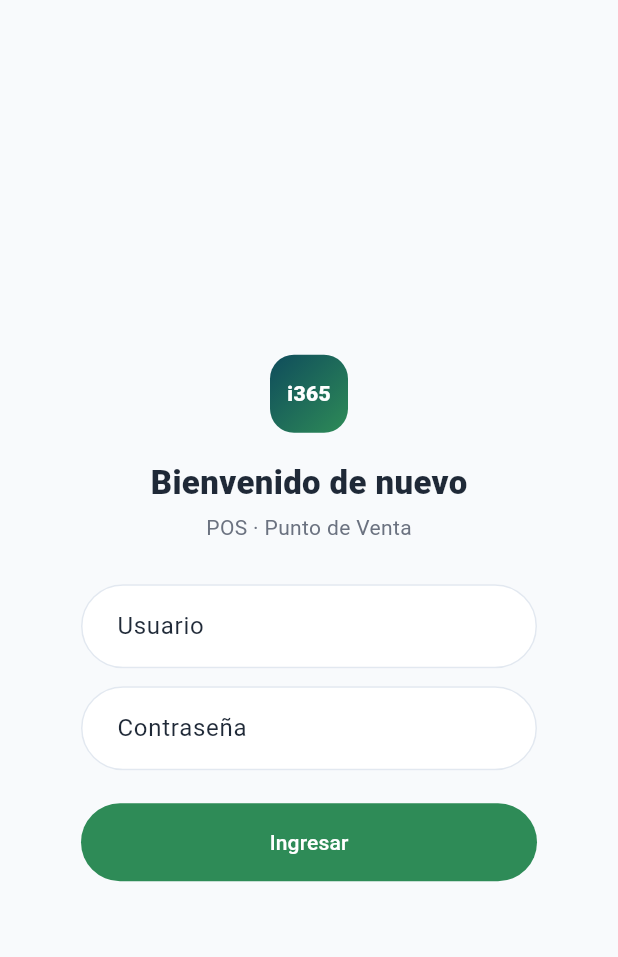
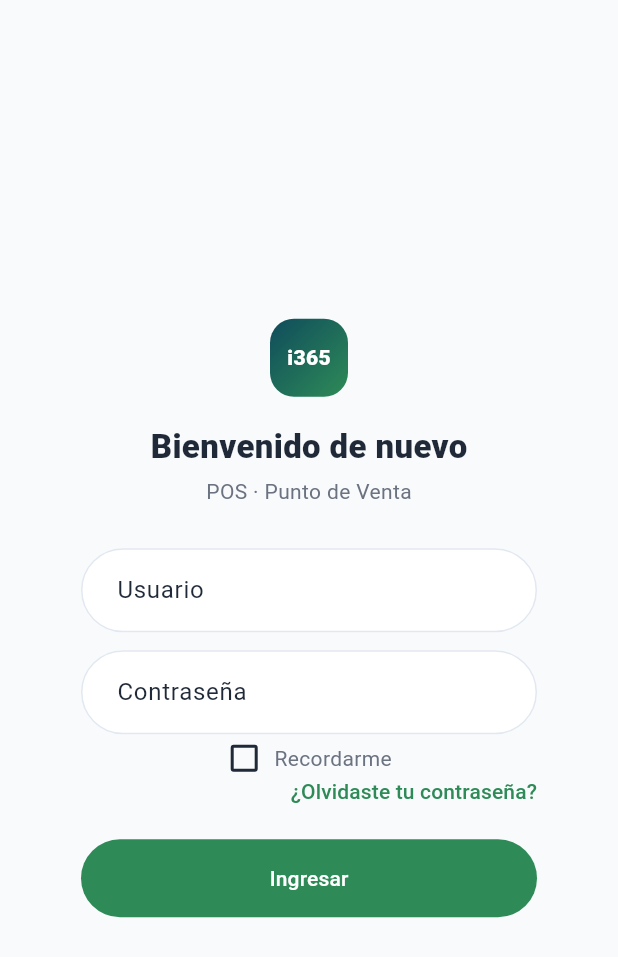
Before and after one commit to EPUAQUE/market-erp, a Flutter app: the screen it shows after launch, on a phone screen of 412 x 824 dp. Shown: the top 957 px of the screen. Run offline on Flutter 3.47's test engine with Material 3 defaults, Android fonts, the phone set to English and light mode, and no system bars; our stand-ins replace connectivity_plus, cookie_jar, decimal, dio, dio_cookie_manager, flutter_riverpod and 4 more; missing offline and left inert: mobile_scanner; accounts and stored records are empty; generated files the repository leaves out were written again.

Commit message:
feat(flutter): agrega recordarme y recuperar contraseña al login
El backoffice ya tenía ambas features (LoginView/ForgotPasswordView/
ResetPasswordView), la app POS solo pedía usuario/contraseña. Recordarme
solo recuerda el usuario (mismo alcance que el backoffice, no la sesión).
Recuperar contraseña reutiliza los mismos endpoints /auth/forgot-password
y /auth/reset-password que ya usaba el backoffice; el token se pega a mano
en vez de leerse de un enlace, ya que la app no tiene deep-linking.

Co-Authored-By: Claude Sonnet 5 <noreply@anthropic.com>

```diff
--- /dev/null
+++ b/market-flutter/lib/features/auth/presentation/auth_pill_decoration.dart
@@ -0,0 +1,27 @@
+import 'package:flutter/material.dart';
+import '../../../core/theme/app_colors.dart';
+
+/// Decoración compartida por las pantallas de auth (login, olvidé/restablecer
+/// contraseña) — mismo campo tipo "pill" en las tres.
+InputDecoration authPillDecoration(BuildContext context, String hint) {
+  final colors = AppColors.of(context);
+  final radius = BorderRadius.circular(999);
+  return InputDecoration(
+    hintText: hint,
+    filled: true,
+    fillColor: colors.surface,
+    contentPadding: const EdgeInsets.symmetric(horizontal: 20, vertical: 16),
+    border: OutlineInputBorder(
+      borderRadius: radius,
+      borderSide: BorderSide(color: colors.border),
+    ),
+    enabledBorder: OutlineInputBorder(
+      borderRadius: radius,
+      borderSide: BorderSide(color: colors.border),
+    ),
+    focusedBorder: OutlineInputBorder(
+      borderRadius: radius,
+      borderSide: BorderSide(color: colors.primary, width: 2),
+    ),
+  );
+}
--- a/market-flutter/lib/features/auth/presentation/login_screen.dart
+++ b/market-flutter/lib/features/auth/presentation/login_screen.dart
@@ -1,8 +1,16 @@
 import 'package:flutter/material.dart';
 import 'package:flutter_riverpod/flutter_riverpod.dart';
+import 'package:go_router/go_router.dart';
+import 'package:shared_preferences/shared_preferences.dart';
 import '../../../core/network/api_exception.dart';
 import '../../../core/theme/app_colors.dart';
 import '../application/auth_notifier.dart';
+import 'auth_pill_decoration.dart';
+
+/// Misma clave lógica que `USUARIO_RECORDADO_KEY` en `LoginView.vue` del
+/// backoffice — solo recuerda el usuario tecleado, nunca la contraseña ni la
+/// sesión (esa persistencia ya la maneja la cookie de refresh, aparte).
+const _usuarioRecordadoKey = 'inven365-usuario-recordado';
 
 class LoginScreen extends ConsumerStatefulWidget {
   const LoginScreen({super.key});
@@ -15,6 +23,24 @@ class _LoginScreenState extends ConsumerState<LoginScreen> {
   final _usernameController = TextEditingController();
   final _passwordController = TextEditingController();
   String? _errorMessage;
+  bool _recordarme = false;
+
+  @override
+  void initState() {
+    super.initState();
+    _cargarUsuarioRecordado();
+  }
+
+  Future<void> _cargarUsuarioRecordado() async {
+    final prefs = await SharedPreferences.getInstance();
+    final recordado = prefs.getString(_usuarioRecordadoKey);
+    if (recordado != null && mounted) {
+      setState(() {
+        _usernameController.text = recordado;
+        _recordarme = true;
+      });
+    }
+  }
 
   @override
   void dispose() {
@@ -39,30 +65,14 @@ class _LoginScreenState extends ConsumerState<LoginScreen> {
           ? 'No se pudo conectar con el servidor. Verifica tu conexión.'
           : 'Usuario o contraseña incorrectos.';
       setState(() => _errorMessage = mensaje);
+      return;
     }
-  }
-
-  InputDecoration _pillDecoration(BuildContext context, String hint) {
-    final colors = AppColors.of(context);
-    final radius = BorderRadius.circular(999);
-    return InputDecoration(
-      hintText: hint,
-      filled: true,
-      fillColor: colors.surface,
-      contentPadding: const EdgeInsets.symmetric(horizontal: 20, vertical: 16),
-      border: OutlineInputBorder(
-        borderRadius: radius,
-        borderSide: BorderSide(color: colors.border),
-      ),
-      enabledBorder: OutlineInputBorder(
-        borderRadius: radius,
-        borderSide: BorderSide(color: colors.border),
-      ),
-      focusedBorder: OutlineInputBorder(
-        borderRadius: radius,
-        borderSide: BorderSide(color: colors.primary, width: 2),
-      ),
-    );
+    final prefs = await SharedPreferences.getInstance();
+    if (_recordarme) {
+      await prefs.setString(_usuarioRecordadoKey, username);
+    } else {
+      await prefs.remove(_usuarioRecordadoKey);
+    }
   }
 
   @override
@@ -126,17 +136,60 @@ class _LoginScreenState extends ConsumerState<LoginScreen> {
                         const SizedBox(height: 28),
                         TextField(
                           controller: _usernameController,
-                          decoration: _pillDecoration(context, 'Usuario'),
+                          decoration: authPillDecoration(context, 'Usuario'),
                           style: TextStyle(color: colors.text),
                           textInputAction: TextInputAction.next,
                         ),
                         const SizedBox(height: 12),
                         TextField(
                           controller: _passwordController,
-                          decoration: _pillDecoration(context, 'Contraseña'),
+                          decoration: authPillDecoration(context, 'Contraseña'),
                           style: TextStyle(color: colors.text),
                           obscureText: true,
                           onSubmitted: (_) => _onSubmit(),
+                        ),
+                        const SizedBox(height: 4),
+                        Row(
+                          mainAxisSize: MainAxisSize.min,
+                          children: [
+                            SizedBox(
+                              height: 24,
+                              width: 24,
+                              child: Checkbox(
+                                value: _recordarme,
+                                activeColor: colors.primary,
+                                materialTapTargetSize:
+                                    MaterialTapTargetSize.shrinkWrap,
+                                onChanged: (value) => setState(
+                                  () => _recordarme = value ?? false,
+                                ),
+                              ),
+                            ),
+                            const SizedBox(width: 8),
+                            GestureDetector(
+                              onTap: () =>
+                                  setState(() => _recordarme = !_recordarme),
+                              child: Text(
+                                'Recordarme',
+                                style: TextStyle(color: colors.textMuted),
+                              ),
+                            ),
+                          ],
+                        ),
+                        Align(
+                          alignment: Alignment.centerRight,
+                          child: TextButton(
+                            style: TextButton.styleFrom(
+                              padding: EdgeInsets.zero,
+                              minimumSize: Size.zero,
+                              tapTargetSize: MaterialTapTargetSize.shrinkWrap,
+                            ),
+                            onPressed: () => context.push('/olvide-password'),
+                            child: Text(
+                              '¿Olvidaste tu contraseña?',
+                              style: TextStyle(color: colors.primary),
+                            ),
+                          ),
                         ),
                         if (_errorMessage != null) ...[
                           const SizedBox(height: 14),
--- a/market-flutter/lib/router/app_router.dart
+++ b/market-flutter/lib/router/app_router.dart
@@ -2,7 +2,9 @@ import 'package:flutter/foundation.dart';
 import 'package:flutter_riverpod/flutter_riverpod.dart';
 import 'package:go_router/go_router.dart';
 import '../features/auth/application/auth_notifier.dart';
+import '../features/auth/presentation/forgot_password_screen.dart';
 import '../features/auth/presentation/login_screen.dart';
+import '../features/auth/presentation/reset_password_screen.dart';
 import '../features/auth/presentation/tienda_picker_screen.dart';
 import '../features/caja/presentation/caja_screen.dart';
 import '../features/cuentas_por_cobrar/presentation/cuentas_por_cobrar_screen.dart';
@@ -33,9 +35,12 @@ final routerProvider = Provider<GoRouter>((ref) {
       final sesion = authState.value;
       final isLoggingIn = state.matchedLocation == '/login';
       final isPickingTienda = state.matchedLocation == '/tienda';
+      final isRecuperandoPassword =
+          state.matchedLocation == '/olvide-password' ||
+          state.matchedLocation == '/restablecer-password';
 
       if (sesion == null) {
-        return isLoggingIn ? null : '/login';
+        return (isLoggingIn || isRecuperandoPassword) ? null : '/login';
       }
 
       final tiendaActiva = ref.read(tiendaActivaProvider);
@@ -64,6 +69,14 @@ final routerProvider = Provider<GoRouter>((ref) {
     routes: [
       GoRoute(path: '/login', builder: (context, state) => const LoginScreen()),
       GoRoute(
+        path: '/olvide-password',
+        builder: (context, state) => const ForgotPasswordScreen(),
+      ),
+      GoRoute(
+        path: '/restablecer-password',
+        builder: (context, state) => const ResetPasswordScreen(),
+      ),
+      GoRoute(
         path: '/tienda',
         builder: (context, state) => const TiendaPickerScreen(),
       ),
```
Also changed, not shown: market-flutter/lib/features/auth/data/auth_api.dart (+21 -0 lines), market-flutter/lib/features/auth/presentation/forgot_password_screen.dart (added, +201 -0 lines), market-flutter/lib/features/auth/presentation/reset_password_screen.dart (added, +231 -0 lines), 5 other files.
